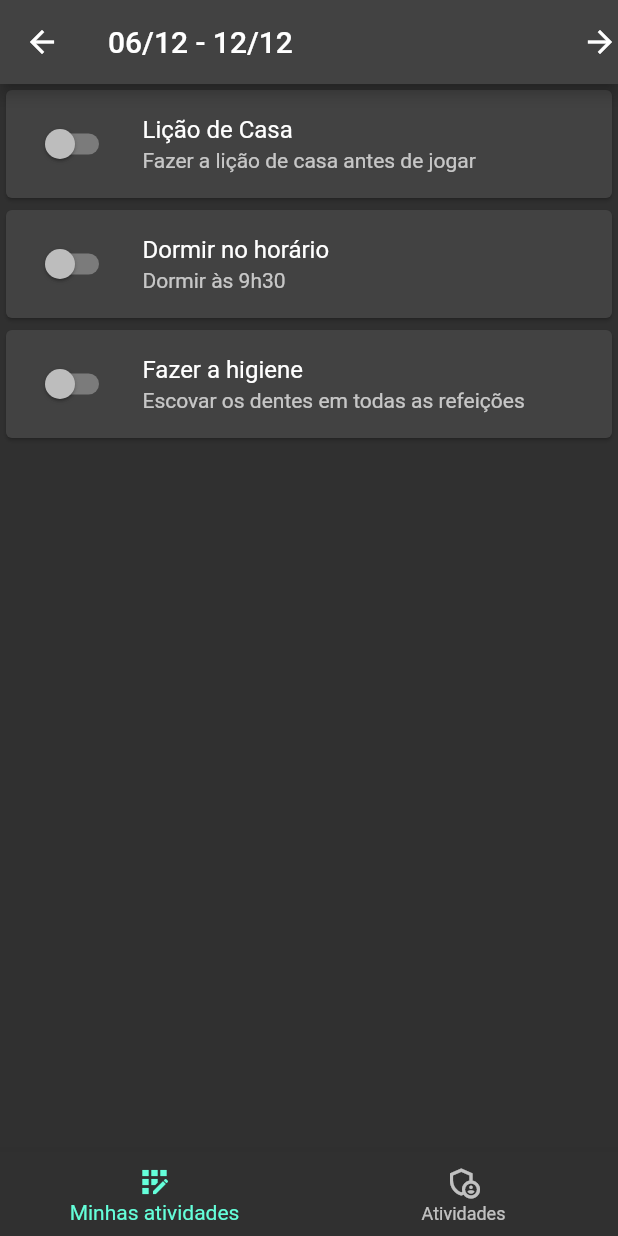
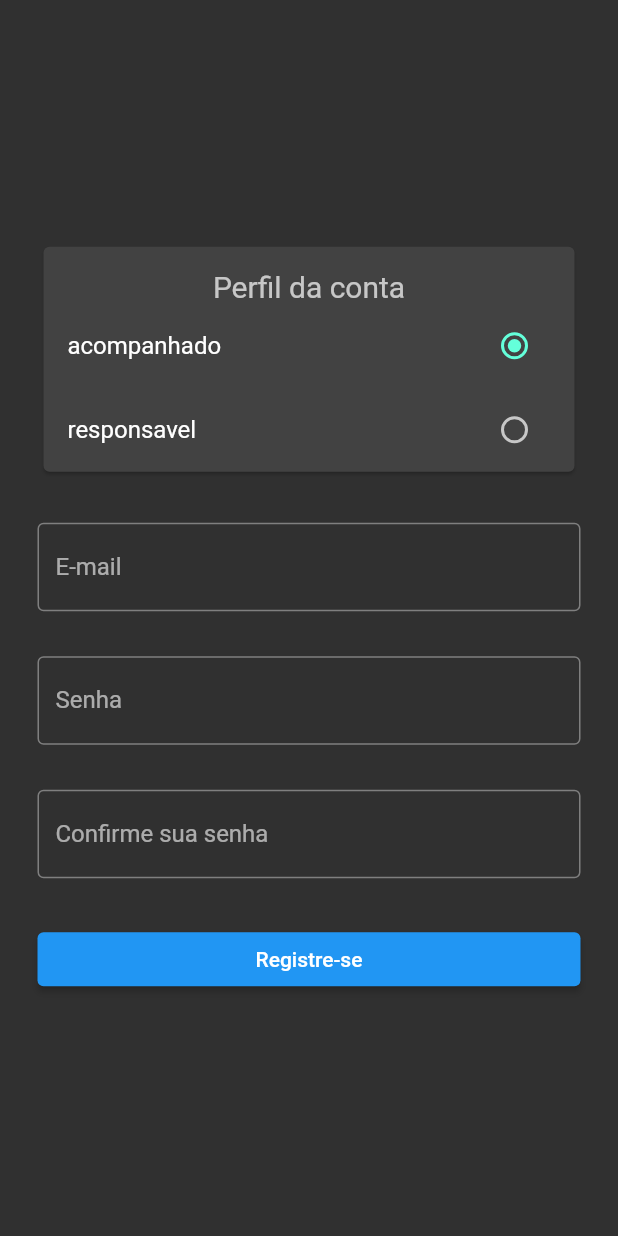
Before and after one commit to fabiocalegari/incentive_app, a Flutter app: the screen it shows after launch, on a phone screen of 412 x 824 dp. Run offline on Flutter 3.47's test engine with Material 2 defaults, Android fonts, the phone set to English and light mode, and no system bars; our stand-ins replace cloud_firestore, firebase_auth, firebase_core, validators; accounts and stored records are empty.

Commit message:
Implementação do firesstore

```diff
--- a/lib/components/custom_card.dart
+++ b/lib/components/custom_card.dart
@@ -1,5 +1,5 @@
 import 'package:flutter/material.dart';
-import 'package:incentive_app/entities/activity.dart';
+import 'package:incentive_app/model/activity.dart';
 
 class CustomCard {
   late final State _screenState;
--- a/lib/components/widget_factory.dart
+++ b/lib/components/widget_factory.dart
@@ -1,6 +1,6 @@
 import 'package:flutter/material.dart';
-import 'package:incentive_app/entities/activity.dart';
 import 'package:incentive_app/mock.dart';
+import 'package:incentive_app/model/activity.dart';
 
 final List<Activity> activities = Mock().mockActivities();
 late State _activityScreenState;
--- /dev/null
+++ b/lib/constants.dart
@@ -0,0 +1,6 @@
+const String register = 'Registre-se';
+const String email = 'E-mail';
+const String passwd = 'Senha';
+const String passwdConfirm = 'Confirme sua senha';
+const String emailError = 'E-mail inválido!';
+const String passwdError = 'A confirmação da senha não está correta!';
--- a/lib/main.dart
+++ b/lib/main.dart
@@ -1,6 +1,35 @@
+import 'package:firebase_auth/firebase_auth.dart';
+import 'package:firebase_core/firebase_core.dart';
 import 'package:flutter/material.dart';
 import 'package:incentive_app/screens/activity_screen.dart';
+import 'package:incentive_app/screens/register.dart';
 
-void main() {
-  runApp(const ActivityScreen());
+Future<void> main() async {
+  WidgetsFlutterBinding.ensureInitialized();
+  await Firebase.initializeApp();
+  runApp(Incentive());
 }
+
+class Incentive extends StatelessWidget {
+  final FirebaseAuth _auth = FirebaseAuth.instance;
+
+  @override
+  Widget build(BuildContext context) {
+    return MaterialApp(
+      initialRoute: Register.id, //initialScreen(),
+      routes: {
+        Register.id: (context) => Register(),
+        ActivityScreen.id: (context) => ActivityScreen(),
+      },
+    );
+  }
+
+  String initialScreen() {
+    User? user = _auth.currentUser;
+    if (user != null) {
+      return ActivityScreen.id;
+    } else {
+      return Register.id;
+    }
+  }
+}
--- a/lib/mock.dart
+++ b/lib/mock.dart
@@ -1,5 +1,5 @@
-import 'package:incentive_app/entities/activity.dart';
-import 'package:incentive_app/entities/period.dart';
+import 'package:incentive_app/model/activity.dart';
+import 'package:incentive_app/model/period.dart';
 
 class Mock {
   List<Activity> mockActivities() {
--- a/lib/entities/activity.dart
+++ b/lib/model/activity.dart
@@ -1,4 +1,4 @@
-import 'package:incentive_app/entities/period.dart';
+import 'package:incentive_app/model/period.dart';
 
 class Activity {
   late Period period;
--- /dev/null
+++ b/lib/model/perfil.dart
@@ -0,0 +1 @@
+enum Perfil { responsavel, acompanhado }
--- a/lib/screens/activity_screen.dart
+++ b/lib/screens/activity_screen.dart
@@ -1,13 +1,14 @@
-import 'package:flutter/cupertino.dart';
+import 'package:firebase_auth/firebase_auth.dart';
 import 'package:flutter/material.dart';
-import 'package:incentive_app/components/incentive_app_bar.dart';
 import 'package:incentive_app/components/incentive_bottom_navigation.dart';
 import 'package:incentive_app/components/widget_factory.dart';
 import 'package:incentive_app/mock.dart';
+import 'package:incentive_app/service/user_settings.dart';
 import 'package:intl/intl.dart';
 
 class ActivityScreen extends StatefulWidget {
-  const ActivityScreen({Key? key}) : super(key: key);
+  static String id = 'activity';
+  ActivityScreen({Key? key}) : super(key: key);
 
   @override
   _ActivityScreenState createState() => _ActivityScreenState();
@@ -16,6 +17,8 @@ class ActivityScreen extends StatefulWidget {
 class _ActivityScreenState extends State<ActivityScreen> {
   @override
   Widget build(BuildContext context) {
+    User? currentUser = UserSettings.currentUser();
+
     WidgetFactory widgetFactory = WidgetFactory(this);
     // TODO: Retirar as linhas abaixo
     DateTime from = Mock().getPeriod().from;
@@ -23,9 +26,9 @@ class _ActivityScreenState extends State<ActivityScreen> {
 
     return MaterialApp(
       theme: ThemeData.dark(),
-      title: "Lista de atividades",
+      title: 'Lista de atividades',
       home: Scaffold(
-        appBar: IncentiveAppBar().appBar(DateFormat('dd/MM').format(from) +
+        appBar: getAppBar(DateFormat('dd/MM').format(from) +
             ' - ' +
             DateFormat('dd/MM').format(to)),
         bottomNavigationBar: BottomNavigation().bottomBar(),
@@ -35,4 +38,13 @@ class _ActivityScreenState extends State<ActivityScreen> {
       ),
     );
   }
+
+  AppBar getAppBar(String title) {
+    AppBar appBar = AppBar(
+      leading: const Icon(Icons.arrow_back),
+      title: Text(title),
+      actions: const [Icon(Icons.arrow_forward)],
+    );
+    return appBar;
+  }
 }
--- /dev/null
+++ b/lib/screens/register.dart
@@ -0,0 +1,181 @@
+// ignore_for_file: prefer_const_constructors
+
+import 'package:cloud_firestore/cloud_firestore.dart';
+import 'package:firebase_auth/firebase_auth.dart';
+import 'package:flutter/material.dart';
+import 'package:incentive_app/components/alert.dart';
+import 'package:incentive_app/constants.dart' as cons;
+import 'package:incentive_app/model/perfil.dart';
+import 'package:validators/validators.dart' show isEmail;
+
+class Register extends StatefulWidget {
+  const Register({Key? key}) : super(key: key);
+  static String id = 'register';
+
+  @override
+  _RegisterState createState() => _RegisterState();
+}
+
+class _RegisterState extends State<Register> {
+  final FirebaseAuth _auth = FirebaseAuth.instance;
+  final FirebaseFirestore _firestore = FirebaseFirestore.instance;
+  final Alert alert = Alert();
+  late String email;
+  late String passwd;
+  late String passwdConfirm;
+  late String errorMessage;
+  int _value = Perfil.acompanhado.index;
+
+  @override
+  void initState() {
+    super.initState();
+  }
+
+  @override
+  Widget build(BuildContext context) {
+    return MaterialApp(
+        theme: ThemeData.dark(),
+        title: cons.register,
+        home: Scaffold(
+            body: Builder(
+                builder: (context) => Padding(
+                      padding: EdgeInsets.symmetric(horizontal: 25.0),
+                      child: Center(
+                          child: Column(
+                        mainAxisAlignment: MainAxisAlignment.center,
+                        crossAxisAlignment: CrossAxisAlignment.stretch,
+                        children: [
+                          Card(
+                              child: Column(
+                            crossAxisAlignment: CrossAxisAlignment.center,
+                            mainAxisAlignment: MainAxisAlignment.center,
+                            children: [
+                              SizedBox(
+                                height: 15,
+                              ),
+                              Text(
+                                'Perfil da conta',
+                                style: TextStyle(
+                                    color: Colors.white70, fontSize: 20),
+                              ),
+                              ListView(
+                                scrollDirection: Axis.vertical,
+                                shrinkWrap: true,
+                                children: [
+                                  ListTile(
+                                    title: Text(Perfil.acompanhado.name),
+                                    trailing: Radio(
+                                      value: Perfil.acompanhado.index,
+                                      groupValue: _value,
+                                      onChanged: (int? value) {
+                                        setState(() {
+                                          _value = value!;
+                                        });
+                                      },
+                                    ),
+                                  ),
+                                  ListTile(
+                                    title: Text(Perfil.responsavel.name),
+                                    trailing: Radio(
+                                      value: Perfil.responsavel.index,
+                                      groupValue: _value,
+                                      onChanged: (int? value) {
+                                        setState(() {
+                                          _value = value!;
+                                        });
+                                      },
+                                    ),
+                                  ),
+                                ],
+                              ),
+                            ],
+                          )),
+                          SizedBox(
+                            height: 30,
+                          ),
+                          TextFormField(
+                            validator: (val) =>
+                                !isEmail(val!) ? 'Invalid Email' : null,
+                            decoration: InputDecoration(
+                                labelText: cons.email,
+                                border: OutlineInputBorder()),
+                            onChanged: (value) {
+                              email = value;
+                            },
+                          ),
+                          SizedBox(
+                            height: 30,
+                          ),
+                          TextFormField(
+                            obscureText: true,
+                            decoration: InputDecoration(
+                                labelText: cons.passwd,
+                                border: OutlineInputBorder()),
+                            onChanged: (value) {
+                              passwd = value;
+                            },
+                          ),
+                          SizedBox(
+                            height: 30,
+                          ),
+                          TextFormField(
+                            obscureText: true,
+                            decoration: InputDecoration(
+                                labelText: cons.passwdConfirm,
+                                border: OutlineInputBorder()),
+                            onChanged: (value) {
+                              passwdConfirm = value;
+                            },
+                          ),
+                          SizedBox(
+                            height: 30,
+                          ),
+                          ElevatedButton(
+                              onPressed: () {
+                                bool resultRegister = false;
+                                createRegister().then((value) {
+                                  resultRegister = value;
+                                });
+                                if (resultRegister) {
+                                  showDialog<void>(
+                                      context: context,
+                                      builder: (context) => alert.errorDialog(
+                                          context,
+                                          cons.register,
+                                          errorMessage));
+                                }
+                              },
+                              child: Text(cons.register))
+                        ],
+                      )),
+                    ))));
+  }
+
+  bool validateRegister() {
+    if (!isEmail(email)) {
+      errorMessage = cons.emailError;
+      return false;
+    }
+
+    if (passwd != passwdConfirm) {
+      errorMessage = cons.passwdError;
+      return false;
+    }
+
+    return true;
+  }
+
+  Future<bool> createRegister() async {
+    if (!validateRegister()) {
+      return false;
+    }
+    UserCredential user = await _auth.createUserWithEmailAndPassword(
+        email: email, password: passwd);
+
+    CollectionReference userPerfil = _firestore.collection('user_perfil');
+
+    userPerfil.add({'perfil': _value, 'user': user.user?.uid});
+
+    return true;
+  }
+}
--- a/pubspec.yaml
+++ b/pubspec.yaml
@@ -46,6 +46,11 @@ dev_dependencies:
   # package. See that file for information about deactivating specific lint
   # rules and activating additional ones.
   flutter_lints: ^1.0.0
+  firebase_core: ^1.11.0
+  firebase_auth: ^3.3.5
+  cloud_firestore: ^3.1.6
+  validators: ^3.0.0
+
 
 # For information on the generic Dart part of this file, see the
 # following page: https://dart.dev/tools/pub/pubspec
```
Also changed, not shown: lib/components/alert.dart (added, +17 -0 lines), lib/service/user_settings.dart (added, +18 -0 lines), lib/model/period.dart (renamed from lib/entities/period.dart), pubspec.lock, 3 other files.
